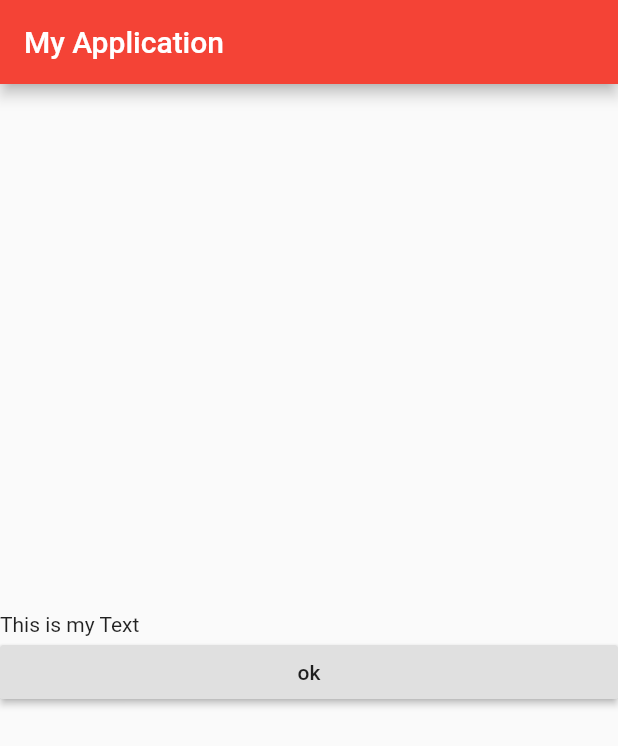
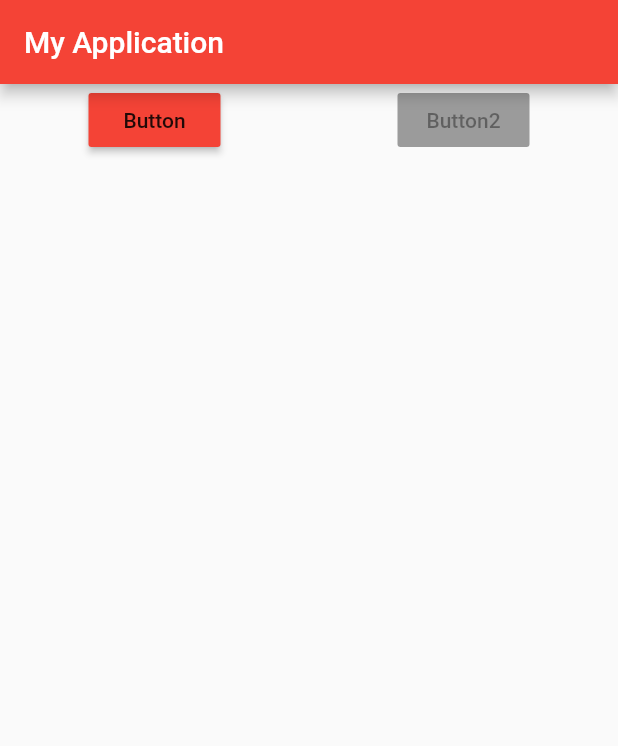
Before and after one commit to TasnuvaOshin/Flutter_Dart_Basic, a Flutter app: the screen it shows after launch, on a phone screen of 412 x 824 dp. Shown: the top 746 px of the screen. Run offline on Flutter 3.47's test engine with Material 2 defaults, Android fonts, the phone set to English and light mode, and no system bars.

Commit message:
row work

```diff
--- a/lib/main.dart
+++ b/lib/main.dart
@@ -29,31 +29,36 @@ void main(){
       ),
       ),
 
-   body: Column(
+   body: Row(
+     mainAxisAlignment: MainAxisAlignment.spaceAround,
+     crossAxisAlignment: CrossAxisAlignment.center,
+        children: <Widget>[
+          RaisedButton(
+            onPressed: (){},
+            color: Colors.red,
 
-     mainAxisAlignment: MainAxisAlignment.center,
-     crossAxisAlignment: CrossAxisAlignment.stretch,
+            child: Text(
 
-     children: <Widget>[
+              "Button"
 
-        Text(
-           "This is my Text",
 
             ),
 
+     splashColor: Colors.yellow,
+
+
+
+          ),
      RaisedButton(
-
-          onPressed: (){},
             child: Text(
 
-            "ok",
+              "Button2"
             ),
+
           )
 
 
         ],
-
-
 
 
    ),
```
Lines whose indentation alone changed are shown as unchanged.
